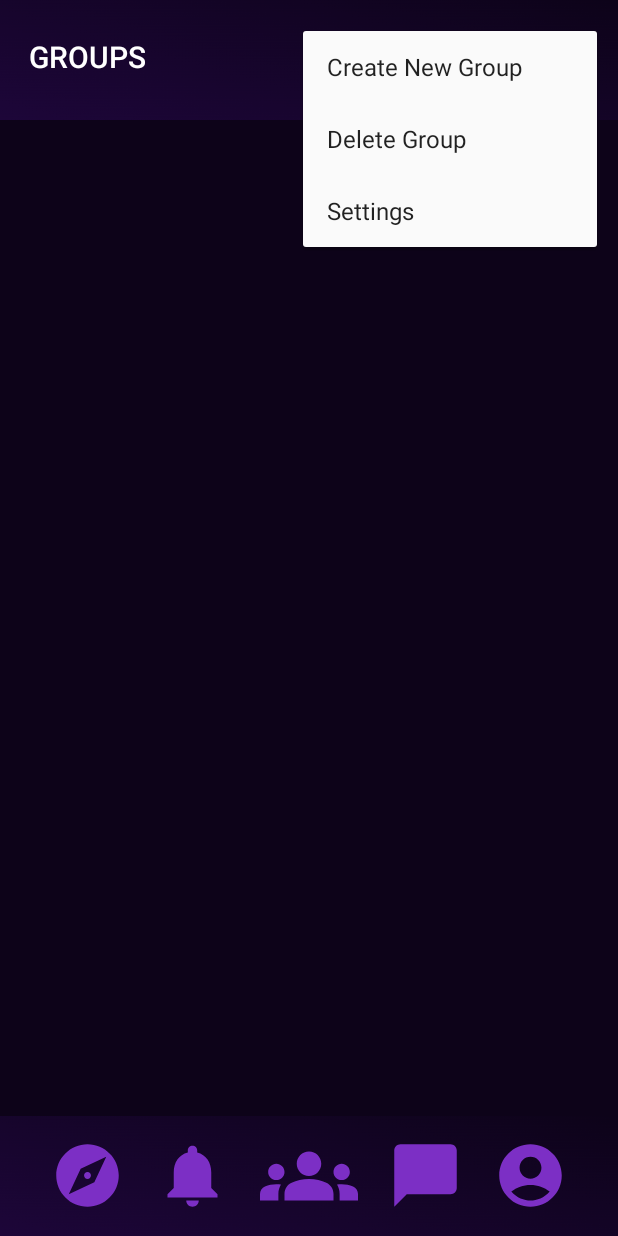
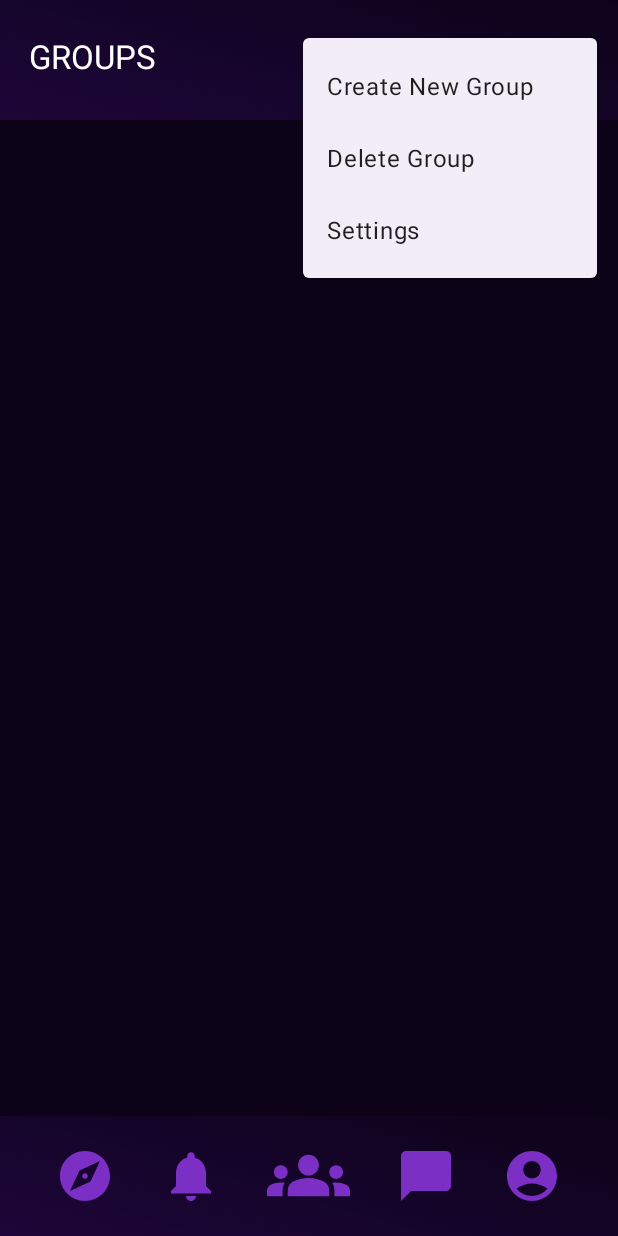
Before and after one commit to JoshDez/Synthronize, an Android app: the MainActivity screen opened directly, with no data from a screen before it, with the options menu open, on a phone screen of 412 x 824 dp. Run offline under Robolectric (Android 15) with nearby library versions, the phone set to English and light mode, and no system bars.

Commit message:
Group UI test

```diff
--- a/app/src/main/AndroidManifest.xml
+++ b/app/src/main/AndroidManifest.xml
@@ -9,7 +9,7 @@
         android:icon="@mipmap/ic_launcher"
         android:label="@string/app_name"
         android:supportsRtl="true"
-        android:theme="@style/Theme.AppCompat.Light.NoActionBar"
+        android:theme="@style/Theme.Material3.Light.NoActionBar"
         tools:targetApi="31" >
         <activity
             android:name=".SignUp"
@@ -24,7 +24,8 @@
         </activity>
         <activity
             android:name=".MainActivity"
-            android:exported="true" >
+            android:exported="true"
+            android:windowSoftInputMode="adjustNothing">
         </activity>
     </application>
 
--- a/app/src/main/res/layout/activity_main.xml
+++ b/app/src/main/res/layout/activity_main.xml
@@ -49,34 +49,34 @@
         app:layout_constraintEnd_toEndOf="parent"
         app:layout_constraintStart_toStartOf="parent" >
         <ImageButton
-            android:layout_width="50dp"
-            android:layout_height="50dp"
-            android:layout_marginStart="10dp"
-            android:layout_marginEnd="10dp"
+            android:layout_width="40dp"
+            android:layout_height="40dp"
+            android:layout_marginStart="15dp"
+            android:layout_marginEnd="15dp"
             android:background="@drawable/explore_not_selected"/>
         <ImageButton
-            android:layout_width="50dp"
-            android:layout_height="50dp"
-            android:layout_marginStart="10dp"
-            android:layout_marginEnd="10dp"
+            android:layout_width="40dp"
+            android:layout_height="40dp"
+            android:layout_marginStart="15dp"
+            android:layout_marginEnd="15dp"
             android:background="@drawable/notifications_not_selected"/>
         <ImageButton
-            android:layout_width="65dp"
-            android:layout_height="65dp"
-            android:layout_marginStart="10dp"
-            android:layout_marginEnd="10dp"
+            android:layout_width="55dp"
+            android:layout_height="55dp"
+            android:layout_marginStart="15dp"
+            android:layout_marginEnd="15dp"
             android:background="@drawable/groups_not_selected"/>
         <ImageButton
-            android:layout_width="50dp"
-            android:layout_height="50dp"
-            android:layout_marginStart="10dp"
-            android:layout_marginEnd="10dp"
+            android:layout_width="40dp"
+            android:layout_height="40dp"
+            android:layout_marginStart="15dp"
+            android:layout_marginEnd="15dp"
             android:background="@drawable/chat_not_selected"/>
         <ImageButton
-            android:layout_width="50dp"
-            android:layout_height="50dp"
-            android:layout_marginStart="10dp"
-            android:layout_marginEnd="10dp"
+            android:layout_width="40dp"
+            android:layout_height="40dp"
+            android:layout_marginStart="15dp"
+            android:layout_marginEnd="15dp"
             android:background="@drawable/account_not_selected"/>
     </LinearLayout>
 
```
